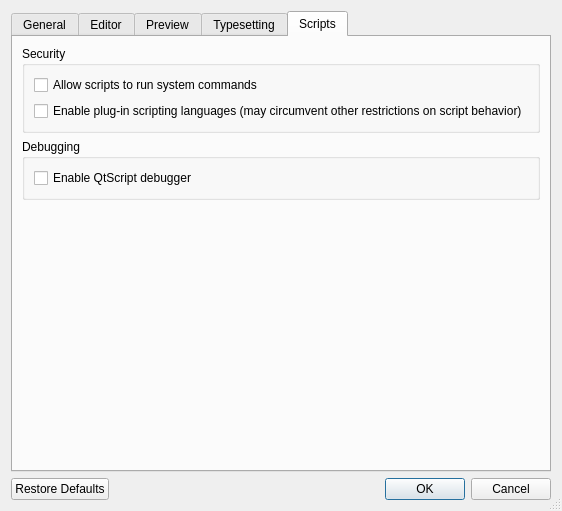
Sharpie/TeXworks, file src/PrefsDialog.ui: the form before one commit.
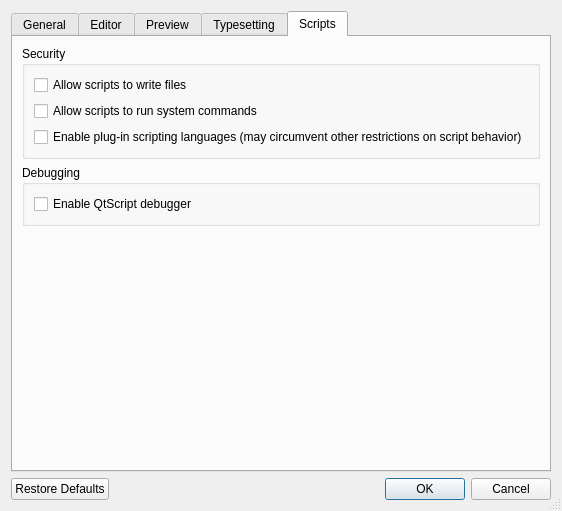
The form after the commit. The open tabs and pages were chosen to show the change. Icons and pictures are not drawn.

Commit message: Implement (configurable) write access for scripting

```diff
--- a/src/PrefsDialog.ui
+++ b/src/PrefsDialog.ui
@@ -881,6 +881,13 @@
           <string>Security</string>
          </property>
          <layout class="QVBoxLayout" name="verticalLayout">
+          <item>
+           <widget class="QCheckBox" name="allowScriptFileWriting">
+            <property name="text">
+             <string>Allow scripts to write files</string>
+            </property>
+           </widget>
+          </item>
           <item>
            <widget class="QCheckBox" name="allowSystemCommands">
             <property name="text">
```
The commit also changes 7 other files.
